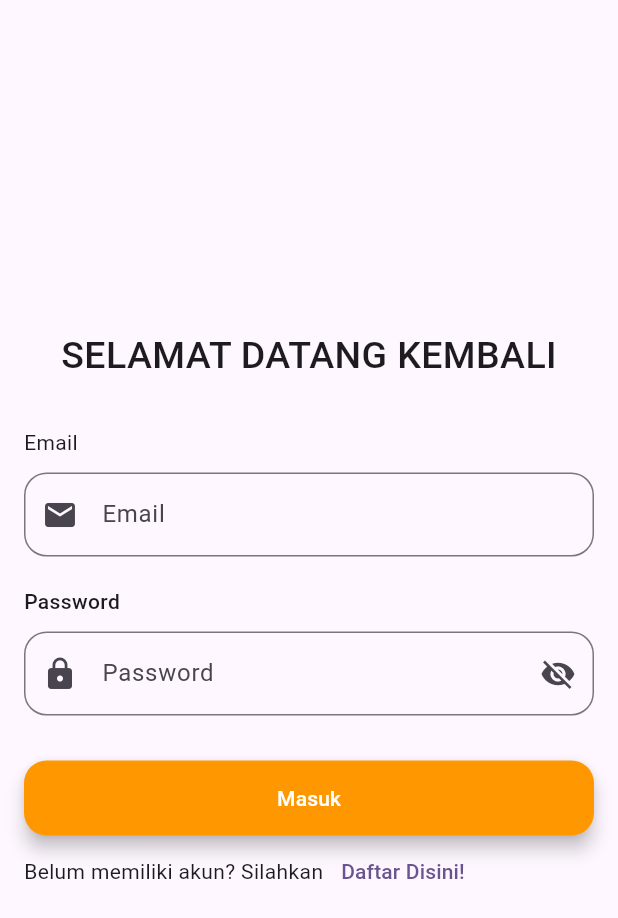
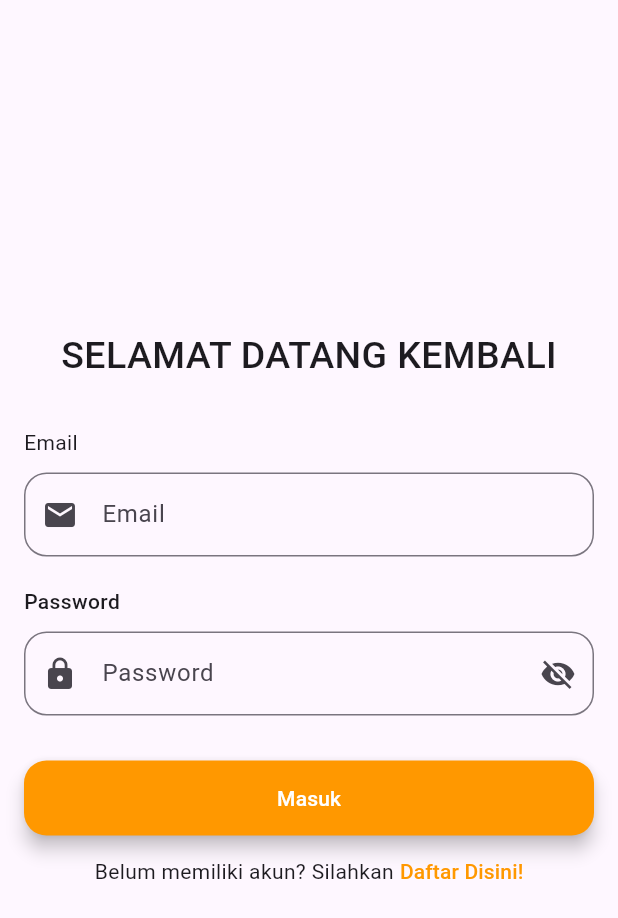
Before and after one commit to DaffaPutra7/20220140133_Ucp1Flutter, a Flutter app: the screen it shows after launch, on a phone screen of 412 x 824 dp. Shown: the top 918 px of the screen. Run offline on Flutter 3.47's test engine with Material 3 defaults, Android fonts, the phone set to English and light mode, and no system bars.

Commit message:
Menambah styling pada text dan textbutton di loginpage

```diff
--- a/lib/loginpage.dart
+++ b/lib/loginpage.dart
@@ -127,16 +127,21 @@ class _LoginPageState extends State<LoginPage> {
                 ),
               ),
               Row(
+                mainAxisAlignment: MainAxisAlignment.center,
                 children: [
                   Text('Belum memiliki akun? Silahkan'),
+                  SizedBox(width: 4),
                   TextButton(
+                    style: TextButton.styleFrom(
+                      padding: EdgeInsets.zero
+                    ),
                     onPressed: () {
                       Navigator.push(
                         context,
                         MaterialPageRoute(builder: (context) => RegisterPage())
                       );
                   },
-                  child: Text('Daftar Disini!'))
+                  child: Text('Daftar Disini!', style: TextStyle(color: Colors.orange),))
                 ],
               ),
             ],
```
